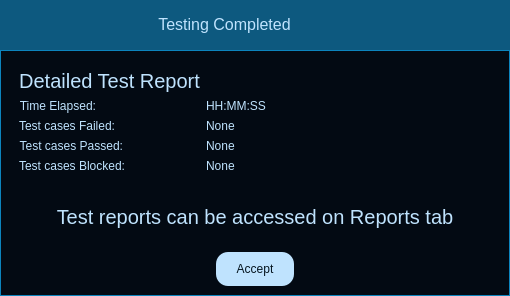
Before: the Qt Designer form modules/test_report.ui in HariShanmugam-dev/AutomationTester, drawn with Qt 5.
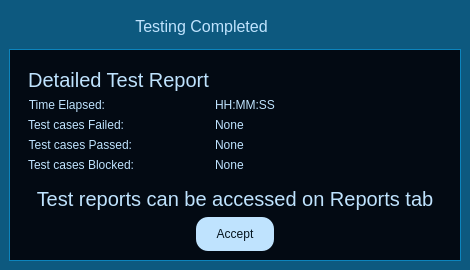
After: the same form once the commit is applied. Icons and pictures are not drawn.

Diff of the .ui file:
```diff
--- a/modules/test_report.ui
+++ b/modules/test_report.ui
@@ -6,16 +6,10 @@
    <rect>
     <x>0</x>
     <y>0</y>
-    <width>510</width>
-    <height>296</height>
+    <width>470</width>
+    <height>270</height>
    </rect>
   </property>
-  <property name="maximumSize">
-   <size>
-    <width>600</width>
-    <height>300</height>
-   </size>
-  </property>
   <property name="windowTitle">
    <string>Form</string>
   </property>
@@ -74,7 +68,55 @@
     border-radius: 4px;
 }</string>
      </property>
+     <layout class="QGridLayout" name="gridLayout_5">
+      <property name="leftMargin">
+       <number>0</number>
+      </property>
+      <property name="topMargin">
+       <number>0</number>
+      </property>
+      <property name="rightMargin">
+       <number>0</number>
+      </property>
+      <property name="bottomMargin">
+       <number>0</number>
+      </property>
+      <property name="spacing">
+       <number>0</number>
+      </property>
+      <item row="0" column="0">
+       <widget class="QFrame" name="contentTopBg">
+        <property name="minimumSize">
+         <size>
+          <width>0</width>
+          <height>50</height>
+         </size>
+        </property>
+        <property name="frameShape">
+         <enum>QFrame::Shape::NoFrame</enum>
+        </property>
+        <property name="frameShadow">
+         <enum>QFrame::Shadow::Raised</enum>
+        </property>
      <layout class="QGridLayout" name="gridLayout">
+         <item row="0" column="0">
+          <widget class="QFrame" name="winTtile">
+           <property name="sizePolicy">
+            <sizepolicy hsizetype="Expanding" vsizetype="Preferred">
+             <horstretch>0</horstretch>
+             <verstretch>0</verstretch>
+            </sizepolicy>
+           </property>
+           <property name="frameShape">
+            <enum>QFrame::Shape::NoFrame</enum>
+           </property>
+           <property name="frameShadow">
+            <enum>QFrame::Shadow::Raised</enum>
+           </property>
+           <layout class="QHBoxLayout" name="horizontalLayout_5">
+            <property name="spacing">
+             <number>0</number>
+            </property>
       <property name="leftMargin">
        <number>0</number>
       </property>
@@ -87,10 +129,146 @@
       <property name="bottomMargin">
        <number>0</number>
       </property>
+            <item>
+             <widget class="QLabel" name="title">
+              <property name="sizePolicy">
+               <sizepolicy hsizetype="Preferred" vsizetype="Expanding">
+                <horstretch>0</horstretch>
+                <verstretch>0</verstretch>
+               </sizepolicy>
+              </property>
+              <property name="maximumSize">
+               <size>
+                <width>16777215</width>
+                <height>45</height>
+               </size>
+              </property>
+              <property name="font">
+               <font>
+                <family>Segoe UI</family>
+                <pointsize>12</pointsize>
+                <italic>false</italic>
+                <bold>false</bold>
+               </font>
+              </property>
+              <property name="layoutDirection">
+               <enum>Qt::LayoutDirection::LeftToRight</enum>
+              </property>
+              <property name="text">
+               <string>Testing Completed</string>
+              </property>
+              <property name="alignment">
+               <set>Qt::AlignmentFlag::AlignCenter</set>
+              </property>
+             </widget>
+            </item>
+           </layout>
+          </widget>
+         </item>
+         <item row="0" column="1">
+          <widget class="QFrame" name="tabButtons">
+           <property name="minimumSize">
+            <size>
+             <width>0</width>
+             <height>28</height>
+            </size>
+           </property>
+           <property name="frameShape">
+            <enum>QFrame::Shape::NoFrame</enum>
+           </property>
+           <property name="frameShadow">
+            <enum>QFrame::Shadow::Raised</enum>
+           </property>
+           <layout class="QHBoxLayout" name="horizontalLayout_6">
       <property name="spacing">
+             <number>5</number>
+            </property>
+            <property name="leftMargin">
        <number>0</number>
       </property>
-      <item row="1" column="0">
+            <property name="topMargin">
+             <number>0</number>
+            </property>
+            <property name="rightMargin">
+             <number>0</number>
+            </property>
+            <property name="bottomMargin">
+             <number>0</number>
+            </property>
+            <item>
+             <widget class="QPushButton" name="minimizeBtn">
+              <property name="minimumSize">
+               <size>
+                <width>28</width>
+                <height>28</height>
+               </size>
+              </property>
+              <property name="maximumSize">
+               <size>
+                <width>28</width>
+                <height>28</height>
+               </size>
+              </property>
+              <property name="cursor">
+               <cursorShape>PointingHandCursor</cursorShape>
+              </property>
+              <property name="toolTip">
+               <string>Minimize</string>
+              </property>
+              <property name="text">
+               <string/>
+              </property>
+              <property name="icon">
+               <iconset resource="../icons/icon.qrc">
+                <normaloff>:/Icons/icon_minimize.png</normaloff>:/Icons/icon_minimize.png</iconset>
+              </property>
+              <property name="iconSize">
+               <size>
+                <width>20</width>
+                <height>20</height>
+               </size>
+              </property>
+             </widget>
+            </item>
+            <item>
+             <widget class="QPushButton" name="closeBtn">
+              <property name="minimumSize">
+               <size>
+                <width>28</width>
+                <height>28</height>
+               </size>
+              </property>
+              <property name="maximumSize">
+               <size>
+                <width>28</width>
+                <height>28</height>
+               </size>
+              </property>
+              <property name="cursor">
+               <cursorShape>PointingHandCursor</cursorShape>
+              </property>
+              <property name="toolTip">
+               <string>Close</string>
+              </property>
+              <property name="text">
+               <string/>
+              </property>
+              <property name="icon">
+               <iconset resource="../icons/icon.qrc">
+                <normaloff>:/Icons/icon_close.png</normaloff>:/Icons/icon_close.png</iconset>
+              </property>
+              <property name="iconSize">
+               <size>
+                <width>20</width>
+                <height>20</height>
+               </size>
+              </property>
+             </widget>
+            </item>
+           </layout>
+          </widget>
+         </item>
+         <item row="1" column="0" colspan="2">
        <widget class="QFrame" name="bgApp">
         <layout class="QGridLayout" name="gridLayout_2">
          <property name="leftMargin">
@@ -108,7 +286,7 @@
          <property name="spacing">
           <number>0</number>
          </property>
-         <item row="1" column="0">
+            <item row="0" column="0">
           <widget class="QWidget" name="widget" native="true">
            <layout class="QGridLayout" name="gridLayout_4">
             <item row="4" column="1">
@@ -341,211 +519,6 @@
              </widget>
             </item>
            </layout>
-          </widget>
-         </item>
-        </layout>
-       </widget>
-      </item>
-      <item row="0" column="0">
-       <widget class="QFrame" name="contentTopBg">
-        <property name="minimumSize">
-         <size>
-          <width>0</width>
-          <height>50</height>
-         </size>
-        </property>
-        <property name="maximumSize">
-         <size>
-          <width>16777215</width>
-          <height>50</height>
-         </size>
-        </property>
-        <property name="frameShape">
-         <enum>QFrame::Shape::NoFrame</enum>
-        </property>
-        <property name="frameShadow">
-         <enum>QFrame::Shadow::Raised</enum>
-        </property>
-        <layout class="QHBoxLayout" name="horizontalLayout_4">
-         <property name="spacing">
-          <number>0</number>
-         </property>
-         <property name="leftMargin">
-          <number>0</number>
-         </property>
-         <property name="topMargin">
-          <number>0</number>
-         </property>
-         <property name="rightMargin">
-          <number>0</number>
-         </property>
-         <property name="bottomMargin">
-          <number>0</number>
-         </property>
-         <item>
-          <widget class="QFrame" name="winTtile">
-           <property name="sizePolicy">
-            <sizepolicy hsizetype="Expanding" vsizetype="Preferred">
-             <horstretch>0</horstretch>
-             <verstretch>0</verstretch>
-            </sizepolicy>
-           </property>
-           <property name="frameShape">
-            <enum>QFrame::Shape::NoFrame</enum>
-           </property>
-           <property name="frameShadow">
-            <enum>QFrame::Shadow::Raised</enum>
-           </property>
-           <layout class="QHBoxLayout" name="horizontalLayout_5">
-            <property name="spacing">
-             <number>0</number>
-            </property>
-            <property name="leftMargin">
-             <number>0</number>
-            </property>
-            <property name="topMargin">
-             <number>0</number>
-            </property>
-            <property name="rightMargin">
-             <number>0</number>
-            </property>
-            <property name="bottomMargin">
-             <number>0</number>
-            </property>
-            <item>
-             <widget class="QLabel" name="title">
-              <property name="sizePolicy">
-               <sizepolicy hsizetype="Preferred" vsizetype="Expanding">
-                <horstretch>0</horstretch>
-                <verstretch>0</verstretch>
-               </sizepolicy>
-              </property>
-              <property name="maximumSize">
-               <size>
-                <width>16777215</width>
-                <height>45</height>
-               </size>
-              </property>
-              <property name="font">
-               <font>
-                <family>Segoe UI</family>
-                <pointsize>12</pointsize>
-                <italic>false</italic>
-                <bold>false</bold>
-               </font>
-              </property>
-              <property name="layoutDirection">
-               <enum>Qt::LayoutDirection::LeftToRight</enum>
-              </property>
-              <property name="text">
-               <string>Testing Completed</string>
-              </property>
-              <property name="alignment">
-               <set>Qt::AlignmentFlag::AlignCenter</set>
-              </property>
-             </widget>
-            </item>
-           </layout>
-          </widget>
-         </item>
-         <item alignment="Qt::AlignmentFlag::AlignRight">
-          <widget class="QFrame" name="tabButtons">
-           <property name="minimumSize">
-            <size>
-             <width>0</width>
-             <height>28</height>
-            </size>
-           </property>
-           <property name="frameShape">
-            <enum>QFrame::Shape::NoFrame</enum>
-           </property>
-           <property name="frameShadow">
-            <enum>QFrame::Shadow::Raised</enum>
-           </property>
-           <layout class="QHBoxLayout" name="horizontalLayout_6">
-            <property name="spacing">
-             <number>5</number>
-            </property>
-            <property name="leftMargin">
-             <number>0</number>
-            </property>
-            <property name="topMargin">
-             <number>0</number>
-            </property>
-            <property name="rightMargin">
-             <number>0</number>
-            </property>
-            <property name="bottomMargin">
-             <number>0</number>
-            </property>
-            <item>
-             <widget class="QPushButton" name="minimizeBtn">
-              <property name="minimumSize">
-               <size>
-                <width>28</width>
-                <height>28</height>
-               </size>
-              </property>
-              <property name="maximumSize">
-               <size>
-                <width>28</width>
-                <height>28</height>
-               </size>
-              </property>
-              <property name="cursor">
-               <cursorShape>PointingHandCursor</cursorShape>
-              </property>
-              <property name="toolTip">
-               <string>Minimize</string>
-              </property>
-              <property name="text">
-               <string/>
-              </property>
-              <property name="icon">
-               <iconset resource="../icons/icon.qrc">
-                <normaloff>:/Icons/icon_minimize.png</normaloff>:/Icons/icon_minimize.png</iconset>
-              </property>
-              <property name="iconSize">
-               <size>
-                <width>20</width>
-                <height>20</height>
-               </size>
-              </property>
-             </widget>
-            </item>
-            <item>
-             <widget class="QPushButton" name="closeBtn">
-              <property name="minimumSize">
-               <size>
-                <width>28</width>
-                <height>28</height>
-               </size>
-              </property>
-              <property name="maximumSize">
-               <size>
-                <width>28</width>
-                <height>28</height>
-               </size>
-              </property>
-              <property name="cursor">
-               <cursorShape>PointingHandCursor</cursorShape>
-              </property>
-              <property name="toolTip">
-               <string>Close</string>
-              </property>
-              <property name="text">
-               <string/>
-              </property>
-              <property name="icon">
-               <iconset resource="../icons/icon.qrc">
-                <normaloff>:/Icons/icon_close.png</normaloff>:/Icons/icon_close.png</iconset>
-              </property>
-              <property name="iconSize">
-               <size>
-                <width>20</width>
-                <height>20</height>
-               </size>
-              </property>
              </widget>
             </item>
            </layout>
```
Lines whose indentation alone changed are shown as unchanged.
